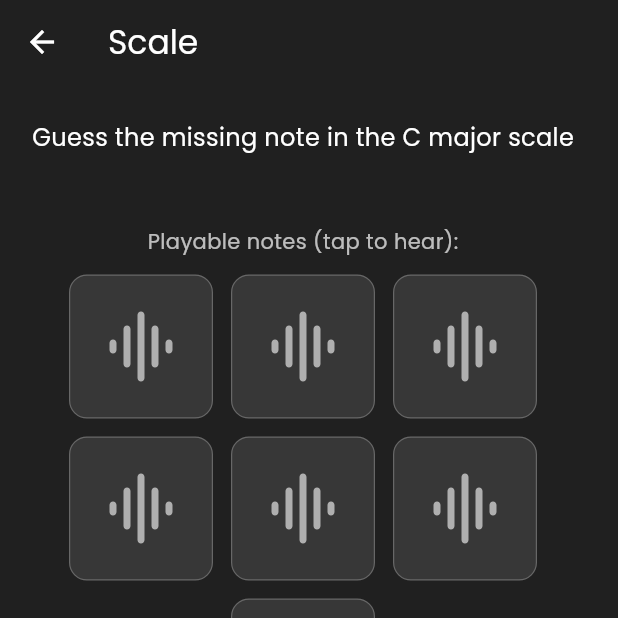
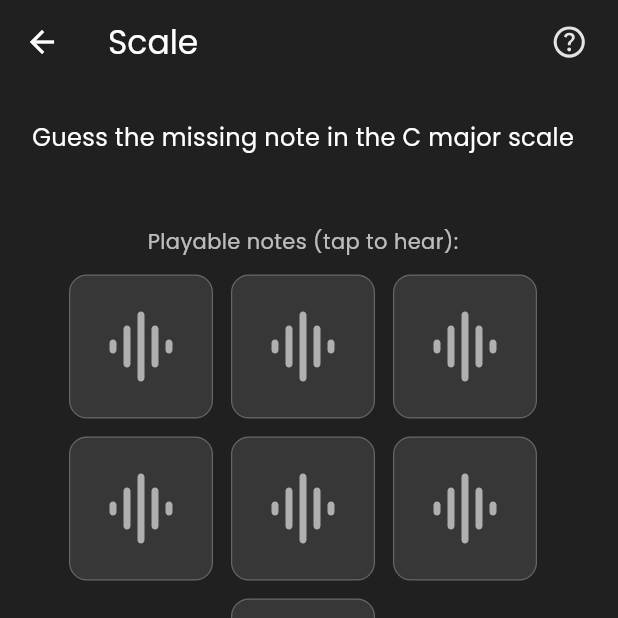
Before and after one commit to definitelynotjin/ear_trainer, a Flutter app: the Scale screen opened directly, after a tap on an icon or button, on a phone screen of 412 x 824 dp, the top half of it. Run offline on Flutter 3.47's test engine with Material 3 defaults, Android fonts, the phone set to English and light mode, and no system bars; our stand-ins replace audioplayers, flutter_svg, shared_preferences; missing offline and left inert: step_progress; accounts and stored records are empty.

Commit message:
some tings eh

```diff
--- a/lib/pages/scale.dart
+++ b/lib/pages/scale.dart
@@ -5,6 +5,7 @@ import 'package:audioplayers/audioplayers.dart';
 import 'package:ear_trainer/models/note.dart';
 import 'package:ear_trainer/models/achievements.dart';
 import 'package:ear_trainer/widgets/choice_button.dart';
+import 'package:ear_trainer/widgets/help.dart';
 import 'package:flutter_svg/flutter_svg.dart';
 
 class Scale extends StatefulWidget {
@@ -153,6 +154,20 @@ class _ScaleState extends State<Scale> {
     return Scaffold(
       appBar: AppBar(
         title: const Text('Scale'),
+        actions: [
+          Padding(
+            padding: const EdgeInsets.only(right: 20),
+            child: Help(
+              helpIcon: 'assets/icons/help.svg',
+              size: 25,
+              title: 'How to Play: Scale',
+              content:
+                  '1. Listen to the scale\nTap the note buttons at the top to hear the notes of the C Major scale. One note has been removed!\n\n'
+                  '2. Find the missing note\nListen carefully to the gaps in the scale. Which note is missing?\n\n'
+                  '3. Make your choice\nTap a choice button at the bottom once to preview its sound. Tap the exact same button a SECOND time to submit it as your final answer.',
+            ),
+          ),
+        ],
         backgroundColor: const Color.fromARGB(255, 32, 32, 32),
         foregroundColor: const Color.fromARGB(255, 255, 255, 255),
       ),
--- /dev/null
+++ b/lib/widgets/help.dart
@@ -0,0 +1,85 @@
+import 'package:flutter/material.dart';
+import 'package:flutter_svg/svg.dart';
+
+class Help extends StatefulWidget {
+  final String helpIcon;
+  final String title;
+  final String content;
+
+  final double size;
+
+  const Help({
+    required this.helpIcon,
+    required this.title,
+    required this.content,
+    this.size = 120,
+    super.key,
+  });
+
+  @override
+  State<Help> createState() => HelpButtonState();
+}
+
+class HelpButtonState extends State<Help> {
+  void _showHelpModal() {
+    showDialog(
+      context: context,
+      builder: (BuildContext context) {
+        return AlertDialog(
+          // backgroundColor: const Color.fromARGB(255, 42, 42, 42),
+          backgroundColor: Colors.white,
+          shape: RoundedRectangleBorder(
+            borderRadius: BorderRadius.circular(15),
+          ),
+          title: Text(
+            widget.title,
+            style: const TextStyle(
+              color: Colors.red,
+              fontWeight: FontWeight.bold,
+            ),
+          ),
+          content: Text(
+            widget.content,
+            style: const TextStyle(color: Colors.blue, fontSize: 16),
+          ),
+          actions: [
+            TextButton(
+              onPressed: () {
+                Navigator.of(context).pop();
+              },
+              child: const Text(
+                'Got it!',
+                textAlign: TextAlign.center,
+                style: TextStyle(color: Colors.green, fontSize: 16),
+              ),
+            ),
+          ],
+        );
+      },
+    );
+  }
+
+  @override
+  Widget build(BuildContext context) {
+    final double s = widget.size;
+    return Material(
+      color: Colors.transparent,
+      child: InkWell(
+        borderRadius: BorderRadius.circular(s / 8),
+        onTap: _showHelpModal,
+        child: SizedBox(
+          width: s,
+          height: s,
+          child: Center(
+            child: SvgPicture.asset(
+              widget.helpIcon,
+              width: s * 2,
+              height: s * 2,
+              fit: BoxFit.fill,
+            ),
+          ),
+        ),
+      ),
+    );
+  }
+}
```
Also changed, not shown: lib/pages/frontpage.dart (+7 -17 lines), lib/pages/interval.dart (+15 -1 lines), lib/pages/pitch.dart (+15 -2 lines), lib/pages/scaleused.dart (+49 -21 lines), lib/widgets/scaleused.dart (+6 -6 lines), assets/icons/ear_trainer.svg (added), assets/icons/help.svg (added).
